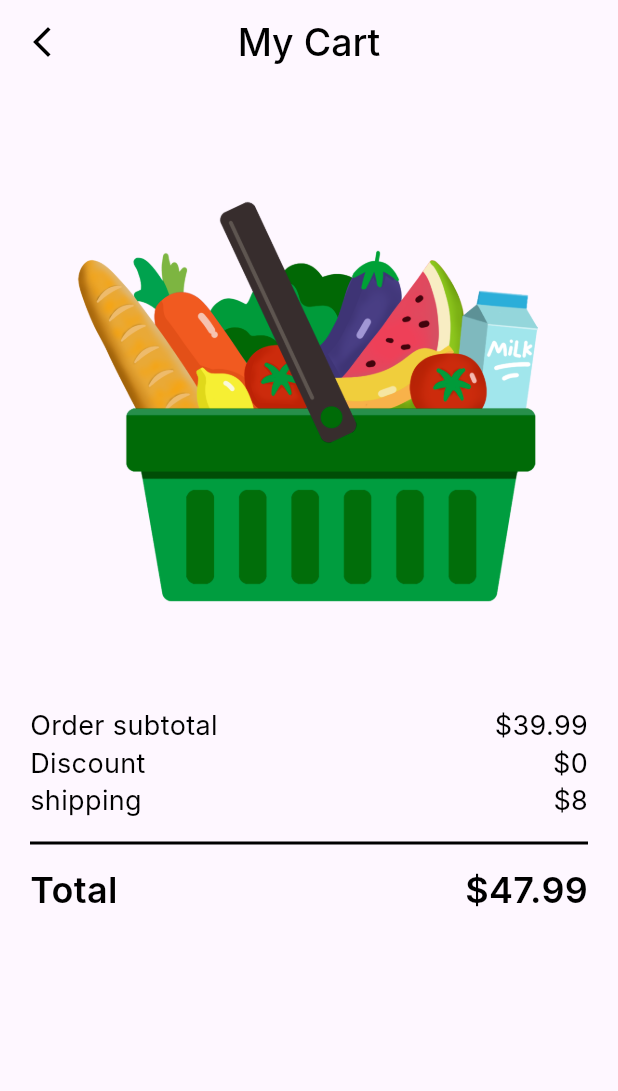
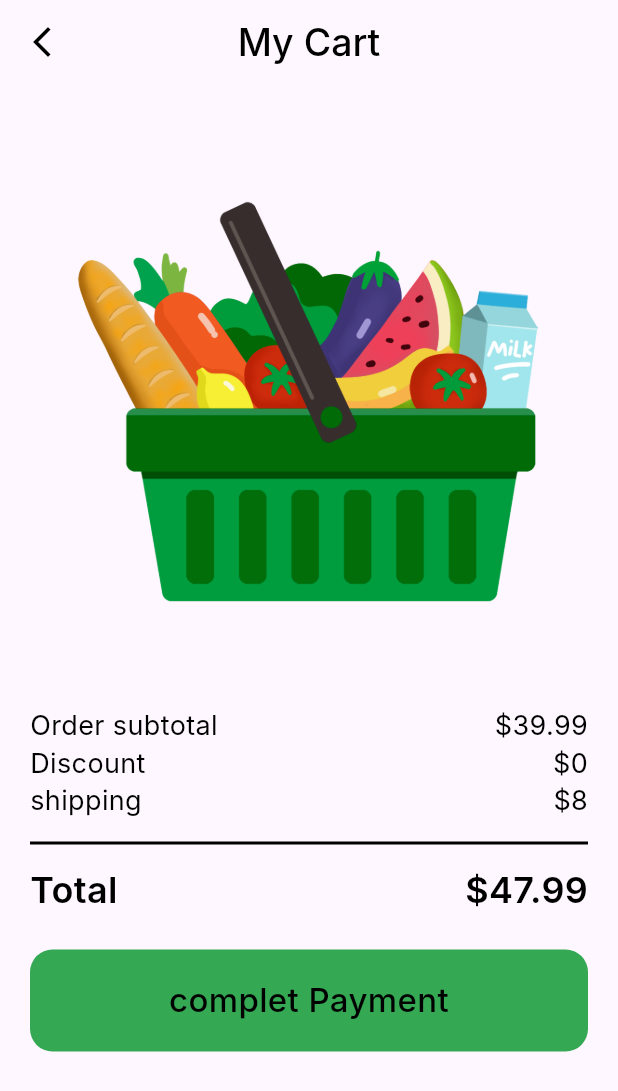
Before and after one commit to anasmohamed13/mypayment_app, a Flutter app: the screen it shows after launch, on a phone screen of 412 x 824 dp. Shown: the top 1091 px of the screen. Run offline on Flutter 3.47's test engine with Material 3 defaults, Android fonts, the phone set to English and light mode, and no system bars; Roboto replaces fonts that are missing (Inter).

Commit message:
create custom button

```diff
--- a/lib/core/utils/styles.dart
+++ b/lib/core/utils/styles.dart
@@ -36,4 +36,11 @@ abstract class Styles {
     fontWeight: FontWeight.w400,
     height: 0,
   );
+  static const TextStyle style22 = TextStyle(
+    color: Colors.black,
+    fontSize: 22,
+    fontFamily: 'Inter',
+    fontWeight: FontWeight.w500,
+    height: 0,
+  );
 }
--- /dev/null
+++ b/lib/core/utils/widgets/custom_button.dart
@@ -0,0 +1,34 @@
+import 'package:flutter/material.dart';
+
+import '../styles.dart';
+
+class CustomButton extends StatelessWidget {
+  const CustomButton({
+    super.key,
+    this.onTap,
+  });
+  final void Function()? onTap;
+  @override
+  Widget build(BuildContext context) {
+    return GestureDetector(
+      onTap: onTap,
+      child: Container(
+        width: double.infinity,
+        height: 68,
+        decoration: ShapeDecoration(
+          color: const Color(0xFF34A853),
+          shape: RoundedRectangleBorder(
+            borderRadius: BorderRadius.circular(15),
+          ),
+        ),
+        child: const Center(
+          child: Text(
+            'complet Payment',
+            textAlign: TextAlign.center,
+            style: Styles.style22,
+          ),
+        ),
+      ),
+    );
+  }
+}
--- a/lib/features/checkout/presentaion/view/my_cart_view_body.dart
+++ b/lib/features/checkout/presentaion/view/my_cart_view_body.dart
@@ -1,7 +1,8 @@
+// ignore_for_file: sized_box_for_whitespace
 import 'package:flutter/material.dart';
-
 import 'package:mypayment_inegration/features/checkout/widgets/cart_info_item.dart';
 import 'package:mypayment_inegration/features/checkout/widgets/total_price.dart';
+import '../../../../core/utils/widgets/custom_button.dart';
 
 class MyCartViewBody extends StatelessWidget {
   const MyCartViewBody({
@@ -45,6 +46,10 @@ class MyCartViewBody extends StatelessWidget {
             thickness: 2,
           ),
           const TotalPrice(title: 'Total', value: r'$47.99'),
+          const SizedBox(
+            height: 25,
+          ),
+          const CustomButton(),
         ],
       ),
     );
```
